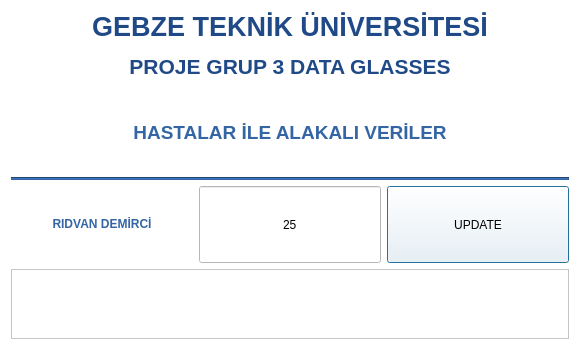
This is hasta.ui in ridvan106/proje3-Qt as Qt 5 draws it before an edit. The edited form follows.
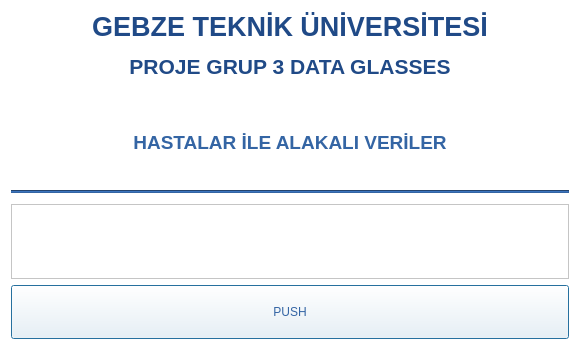
This is the edited form.

```diff
--- a/hasta.ui
+++ b/hasta.ui
@@ -96,62 +96,6 @@
      </property>
     </widget>
    </item>
-   <item>
-    <layout class="QVBoxLayout" name="verticalLayout_3">
-     <item>
-      <layout class="QHBoxLayout" name="horizontalLayout_3">
-       <item>
-        <widget class="QLabel" name="label_2">
-         <property name="sizePolicy">
-          <sizepolicy hsizetype="Preferred" vsizetype="Preferred">
-           <horstretch>0</horstretch>
-           <verstretch>0</verstretch>
-          </sizepolicy>
-         </property>
-         <property name="text">
-          <string>&lt;html&gt;&lt;head/&gt;&lt;body&gt;&lt;p&gt;&lt;span style=&quot; font-weight:600; color:#3465a4;&quot;&gt;RIDVAN DEMİRCİ&lt;/span&gt;&lt;/p&gt;&lt;/body&gt;&lt;/html&gt;</string>
-         </property>
-         <property name="alignment">
-          <set>Qt::AlignCenter</set>
-         </property>
-         <property name="margin">
-          <number>0</number>
-         </property>
-        </widget>
-       </item>
-       <item>
-        <widget class="QLineEdit" name="data">
-         <property name="sizePolicy">
-          <sizepolicy hsizetype="Preferred" vsizetype="Preferred">
-           <horstretch>0</horstretch>
-           <verstretch>0</verstretch>
-          </sizepolicy>
-         </property>
-         <property name="text">
-          <string>25</string>
-         </property>
-         <property name="alignment">
-          <set>Qt::AlignCenter</set>
-         </property>
-        </widget>
-       </item>
-       <item>
-        <widget class="QPushButton" name="pushButton">
-         <property name="sizePolicy">
-          <sizepolicy hsizetype="Preferred" vsizetype="Preferred">
-           <horstretch>0</horstretch>
-           <verstretch>0</verstretch>
-          </sizepolicy>
-         </property>
-         <property name="text">
-          <string>UPDATE</string>
-         </property>
-        </widget>
-       </item>
-      </layout>
-     </item>
-    </layout>
-   </item>
    <item>
     <layout class="QVBoxLayout" name="verticalLayout_4">
      <item>
@@ -177,6 +121,9 @@
        <property name="autoFillBackground">
         <bool>false</bool>
        </property>
+       <property name="styleSheet">
+        <string notr="true">margin-top:5;</string>
+       </property>
        <property name="verticalScrollBarPolicy">
         <enum>Qt::ScrollBarAlwaysOff</enum>
        </property>
@@ -193,6 +140,32 @@
      </item>
     </layout>
    </item>
+   <item>
+    <layout class="QVBoxLayout" name="verticalLayout_3">
+     <item>
+      <widget class="QPushButton" name="pushButton">
+       <property name="sizePolicy">
+        <sizepolicy hsizetype="Preferred" vsizetype="Fixed">
+         <horstretch>0</horstretch>
+         <verstretch>0</verstretch>
+        </sizepolicy>
+       </property>
+       <property name="styleSheet">
+        <string notr="true">height:52;
+color: rgb(52, 101, 164);
+
+
+font: 27pt &quot;Noto Sans&quot;;
+
+</string>
+       </property>
+       <property name="text">
+        <string>PUSH</string>
+       </property>
+      </widget>
+     </item>
+    </layout>
+   </item>
   </layout>
  </widget>
  <resources/>
```
